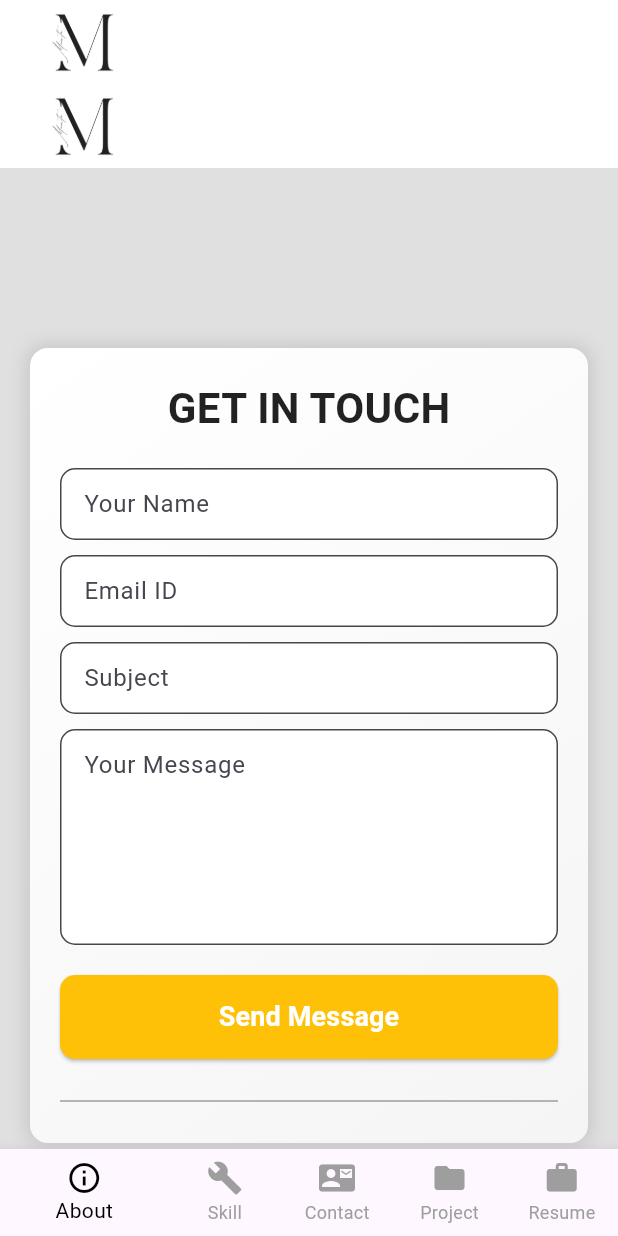
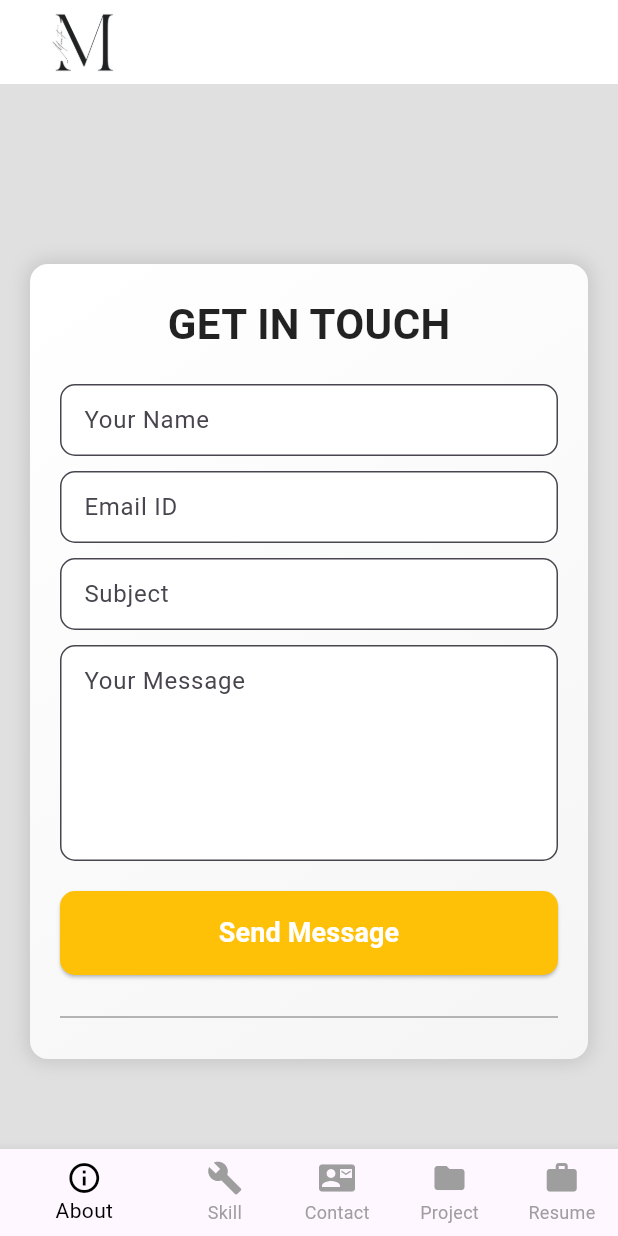
Before and after one commit to mamta2345/MyPortfolio, a Flutter app: the screen it shows after launch, swiped to page 3, on a phone screen of 412 x 824 dp. Run offline on Flutter 3.47's test engine with Material 3 defaults, Android fonts, the phone set to English and light mode, and no system bars; our stand-ins replace flutter_svg, get.

Commit message:
Update Code

```diff
--- a/lib/Contact/contact.dart
+++ b/lib/Contact/contact.dart
@@ -71,32 +71,7 @@ class _ContactState extends State<Contact> {
 
   @override
   Widget build(BuildContext context) {
-    final theme = Theme.of(context);
-    // final screenWidth = MediaQuery.of(context).size.width;
     return Scaffold(
-      appBar: AppBar(
-        title: Row(
-          children: [
-            reuseImage("assets/images/logo.png", 80, 80),
-            const Spacer(),
-            // rowMenu(),
-          ],
-        ),
-        flexibleSpace: Container(
-          decoration: BoxDecoration(
-            gradient: LinearGradient(
-              colors: [
-                theme.brightness == Brightness.dark
-                    ? Colors.grey[850]!
-                    : Colors.white,
-                theme.scaffoldBackgroundColor,
-              ],
-              begin: Alignment.topLeft,
-              end: Alignment.bottomRight,
-            ),
-          ),
-        ),
-      ),
       backgroundColor: Colors.grey.shade300,
       body: SafeArea(
         child: SingleChildScrollView(
```
